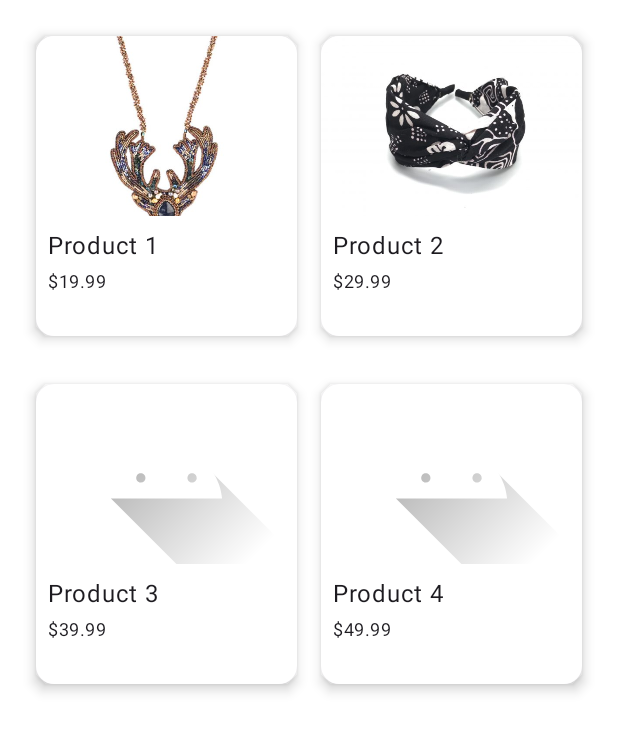
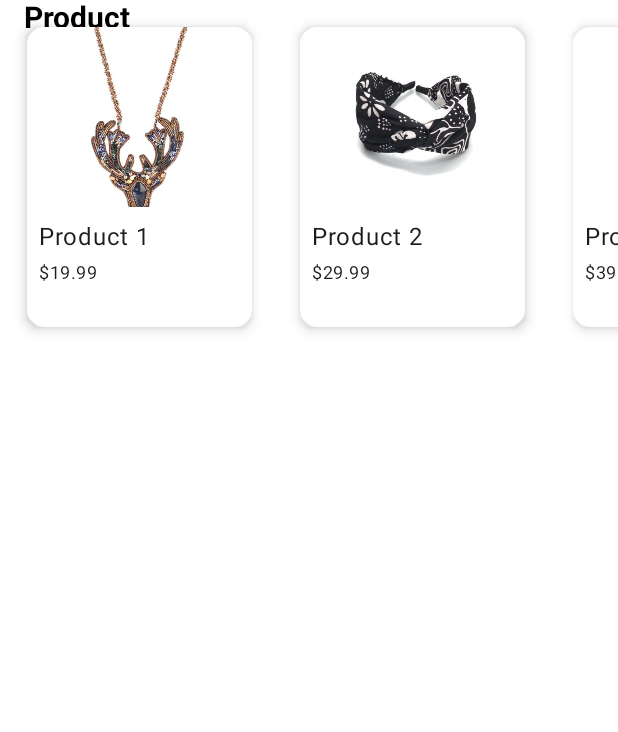
Before and after one commit to C23-GT01/android-app, an Android app built with Jetpack Compose: the @Preview function PreviewMyApp, on a phone screen of 412 x 824 dp. Shown: the top 732 px of the screen. Run offline under Robolectric (Android 15) with nearby library versions, the phone set to English and light mode, and no system bars.

Commit message:
Fixed UMKM Detail Screen

```diff
--- a/app/src/main/java/academy/bangkit/trackmate/view/app/detail/component/umkm/UmkmContact.kt
+++ b/app/src/main/java/academy/bangkit/trackmate/view/app/detail/component/umkm/UmkmContact.kt
@@ -1,6 +1,7 @@
 package academy.bangkit.trackmate.view.app.detail.component.umkm
 
 import academy.bangkit.trackmate.ui.theme.TrackMateTheme
+import androidx.compose.foundation.background
 import androidx.compose.foundation.layout.Column
 import androidx.compose.foundation.layout.Row
 import androidx.compose.foundation.layout.Spacer
@@ -13,6 +14,7 @@ import androidx.compose.material.icons.filled.Call
 import androidx.compose.material.icons.filled.Email
 import androidx.compose.material3.Icon
 import androidx.compose.material3.MaterialTheme
+import androidx.compose.material3.Surface
 import androidx.compose.material3.Text
 import androidx.compose.runtime.Composable
 import androidx.compose.ui.Alignment
@@ -72,6 +74,8 @@ fun UmkmContact() {
 @Composable
 fun UmkmContactPreview() {
     TrackMateTheme {
-        UmkmContact()
+        Surface {
+            UmkmContact()
+        }
     }
 }
--- a/app/src/main/java/academy/bangkit/trackmate/view/app/detail/component/umkm/UmkmProduct.kt
+++ b/app/src/main/java/academy/bangkit/trackmate/view/app/detail/component/umkm/UmkmProduct.kt
@@ -1,39 +1,33 @@
 package academy.bangkit.trackmate.view.app.detail.component.umkm
 
 import academy.bangkit.trackmate.R
-import android.os.Bundle
-import androidx.activity.ComponentActivity
-import androidx.activity.compose.setContent
+import academy.bangkit.trackmate.view.app.detail.component.Title
 import androidx.compose.foundation.Image
 import androidx.compose.foundation.background
-import androidx.compose.foundation.layout.*
-import androidx.compose.foundation.lazy.LazyColumn
+import androidx.compose.foundation.layout.Column
+import androidx.compose.foundation.layout.PaddingValues
+import androidx.compose.foundation.layout.Spacer
+import androidx.compose.foundation.layout.fillMaxSize
+import androidx.compose.foundation.layout.fillMaxWidth
+import androidx.compose.foundation.layout.height
+import androidx.compose.foundation.layout.padding
+import androidx.compose.foundation.layout.width
+import androidx.compose.foundation.lazy.LazyRow
 import androidx.compose.foundation.lazy.items
-import androidx.compose.foundation.shape.CircleShape
 import androidx.compose.foundation.shape.RoundedCornerShape
-import androidx.compose.foundation.text.BasicTextField
-import androidx.compose.foundation.text.KeyboardOptions
-import androidx.compose.material3.*
-import androidx.compose.runtime.*
+import androidx.compose.material3.Card
+import androidx.compose.material3.MaterialTheme
+import androidx.compose.material3.Text
+import androidx.compose.runtime.Composable
 import androidx.compose.ui.Alignment
 import androidx.compose.ui.Modifier
 import androidx.compose.ui.draw.clip
-import androidx.compose.ui.draw.clipToBounds
-import androidx.compose.ui.draw.drawBehind
 import androidx.compose.ui.draw.shadow
 import androidx.compose.ui.graphics.Color
-import androidx.compose.ui.graphics.RectangleShape
-import androidx.compose.ui.graphics.Shape
-import androidx.compose.ui.graphics.graphicsLayer
-import androidx.compose.ui.graphics.painter.Painter
-import androidx.compose.ui.layout.*
-import androidx.compose.ui.platform.*
+import androidx.compose.ui.layout.ContentScale
 import androidx.compose.ui.res.painterResource
-import androidx.compose.ui.text.*
-import androidx.compose.ui.text.input.*
-import androidx.compose.ui.text.style.*
 import androidx.compose.ui.tooling.preview.Preview
-import androidx.compose.ui.unit.*
+import androidx.compose.ui.unit.dp
 
 data class Product(val name: String, val price: String, val image: Int)
 
@@ -50,9 +44,9 @@ fun ProductCard(product: Product, modifier: Modifier = Modifier) {
     Card(
         modifier = modifier
             .padding(8.dp)
-            .fillMaxWidth()
+            .width(150.dp)
             .height(200.dp)
-            .shadow(elevation = 5.dp, RoundedCornerShape(10.dp))
+            .shadow(elevation = 5.dp, shape = RoundedCornerShape(10.dp))
     ) {
         Column(
             modifier = Modifier
@@ -90,43 +84,24 @@ fun ProductCard(product: Product, modifier: Modifier = Modifier) {
 }
 
 @Composable
-fun TwoColumnProductList(products: List<Product>) {
-    val chunkedProducts = products.chunked(2)
+fun UmkmProduct() {
+    Title(title = "Product")
 
-    LazyColumn(
+    LazyRow(
         modifier = Modifier.fillMaxSize(),
-        contentPadding = PaddingValues(16.dp)
+        contentPadding = PaddingValues(10.dp)
     ) {
-        items(chunkedProducts) { rowProducts ->
-            Row(
+        items(productList) { product ->
+            ProductCard(
+                product = product,
                 modifier = Modifier
-                    .fillMaxWidth()
-                    .padding(bottom = 16.dp)
-            ) {
-                for (product in rowProducts) {
-                    ProductCard(
-                        product = product,
-                        modifier = Modifier
-                            .weight(1f)
-                    )
-                }
-            }
+                    .padding(end = 16.dp)
+            )
         }
     }
 }
 
-@Composable
-fun UmkmProduct() {
-    MaterialTheme(
-        content = {
-            Surface(
-                color = Color.White
-            ) {
-                TwoColumnProductList(products = productList)
-            }
-        }
-    )
-}
+
 
 @Preview(showBackground = true)
 @Composable
--- a/app/src/main/java/academy/bangkit/trackmate/view/app/detail/umkm/UmkmDetailScreen.kt
+++ b/app/src/main/java/academy/bangkit/trackmate/view/app/detail/umkm/UmkmDetailScreen.kt
@@ -15,9 +15,11 @@ import academy.bangkit.trackmate.view.app.detail.component.umkm.UmkmImpactAndOve
 import academy.bangkit.trackmate.view.app.detail.component.umkm.UmkmLocation
 import academy.bangkit.trackmate.view.app.detail.component.umkm.UmkmProduct
 import academy.bangkit.trackmate.view.app.detail.product.ProductViewModel
+import android.content.ClipData.Item
 import androidx.compose.foundation.background
 import androidx.compose.foundation.layout.Column
 import androidx.compose.foundation.layout.fillMaxSize
+import androidx.compose.foundation.lazy.LazyColumn
 import androidx.compose.material3.Surface
 import androidx.compose.runtime.Composable
 import androidx.compose.runtime.LaunchedEffect
@@ -27,6 +29,7 @@ import androidx.compose.ui.tooling.preview.Preview
 import androidx.navigation.NavController
 import androidx.navigation.compose.rememberNavController
 import okhttp3.internal.immutableListOf
+import okhttp3.internal.wait
 
 @Composable
 fun UmkmDetailScreen(
@@ -38,15 +41,12 @@ fun UmkmDetailScreen(
     LaunchedEffect(Unit) {
         viewModel.getProductDetail("xxx")
     }
-
-    Surface(
+    LazyColumn(
         modifier = Modifier
             .fillMaxSize()
             .background(Color.White)
     ) {
-        Column(
-            modifier = Modifier.fillMaxSize()
-        ) {
+        item {
             UmkmImageAndName(title = title, imageUrl = imageUrl, description = description)
             Divider()
             UmkmProduct()
```
